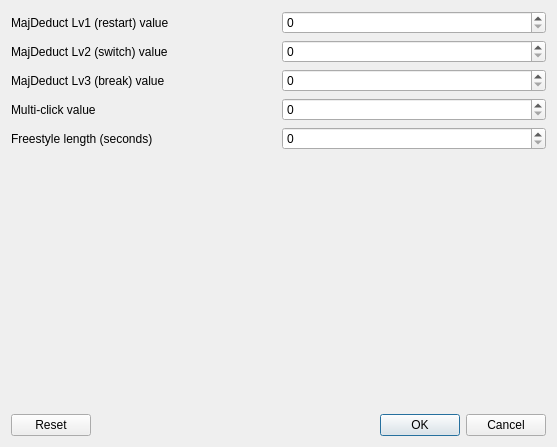
Old version of the form prefdialog.ui in the repository elephark/44clicker.
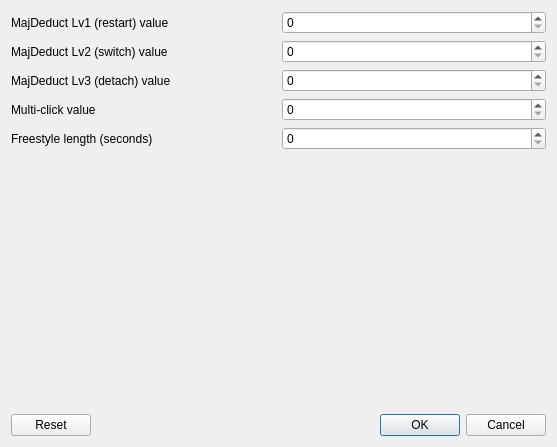
New version of the form.

Commit message: Made terminology slightly more consistent.

```diff
--- a/prefdialog.ui
+++ b/prefdialog.ui
@@ -49,7 +49,7 @@
        <item>
         <widget class="QLabel" name="md3Label">
          <property name="text">
-          <string>MajDeduct Lv3 (break) value</string>
+          <string>MajDeduct Lv3 (detach) value</string>
          </property>
         </widget>
        </item>
```
